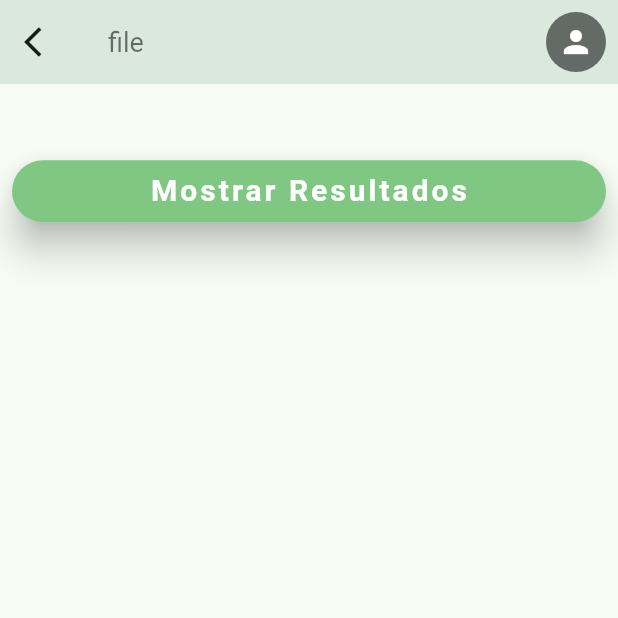
After one commit to IngAndresRincon/HermeticidadAPP, a Flutter app: the FilePage screen opened by its route, on a phone screen of 412 x 824 dp, the top half of it. The commit adds this screen. Run offline on Flutter 3.47's test engine with Material 2 defaults, Android fonts, the phone set to English and light mode, and no system bars; our stand-ins replace fluttertoast, syncfusion_flutter_charts.

Commit message:
Pagina para mostrar archivo .txt y limites de grafica

```diff
--- a/lib/Models/models.dart
+++ b/lib/Models/models.dart
@@ -83,4 +83,10 @@ class StorageFile {
     final file = await _localFile;
     return file.writeAsString(data); // Escribir archivo
   }
+
+  Future<void> appendTextToFile(String textToAppend) async {
+    final file = await _localFile;
+    final fileSink = file.openWrite(mode: FileMode.append);
+    fileSink.writeln(textToAppend);
+  }
 }
--- /dev/null
+++ b/lib/Page/showFilePage.dart
@@ -0,0 +1,90 @@
+import 'package:flutter/material.dart';
+import 'package:hermeticidadapp/Models/models.dart';
+import 'package:hermeticidadapp/Tools/complements.dart';
+import 'package:hermeticidadapp/Widgets/elevateButton.dart';
+
+class FilePage extends StatefulWidget {
+  FilePage({super.key});
+  final StorageFile storage = StorageFile();
+  @override
+  State<FilePage> createState() => _filePageState();
+}
+
+class _filePageState extends State<FilePage> {
+  String fileContent = "";
+
+  void showDataFile() async {
+    fileContent = await widget.storage.readFileData();
+    setState(() {});
+  }
+
+  @override
+  Widget build(BuildContext context) {
+    return Scaffold(
+        extendBodyBehindAppBar: true,
+        appBar: AppBar(
+          leading: IconButton(
+              onPressed: () {
+                Navigator.pop(context);
+              },
+              icon: const Icon(Icons.arrow_back_ios)),
+          elevation: 10,
+          title: const Text(
+            "file",
+            style: TextStyle(color: Colors.black54, fontSize: 18),
+          ),
+          actions: const [
+            Padding(
+              padding: EdgeInsets.all(8.0),
+              child: CircleAvatar(
+                radius: 20,
+                backgroundColor: Colors.black54,
+                child: Icon(
+                  Icons.person,
+                  color: Colors.white,
+                ),
+              ),
+            )
+          ],
+        ),
+        body: CustomScrollView(
+          slivers: <Widget>[
+            SliverPadding(
+              padding: const EdgeInsets.all(8),
+              sliver: SliverList(
+                delegate: SliverChildListDelegate(
+                  <Widget>[
+                    Container(
+                      height: getScreenSize(context).height * 0.12,
+                    ),
+                    CustomerElevateButton(
+                        onPressed: showDataFile,
+                        texto: "Mostrar Resultados",
+                        colorTexto: Colors.white,
+                        colorButton: Colors.green.shade300,
+                        height: .05,
+                        width: .45),
+                    const SizedBox(
+                      height: 20,
+                    ),
+                    Column(
+                      mainAxisAlignment: MainAxisAlignment.center,
+                      children: [
+                        Text(
+                          fileContent,
+                          style: const TextStyle(
+                              letterSpacing: 4,
+                              fontSize: 16,
+                              color: Colors.black,
+                              fontWeight: FontWeight.w500),
+                        )
+                      ],
+                    ),
+                  ],
+                ),
+              ),
+            ),
+          ],
+        ));
+  }
+}
--- a/lib/main.dart
+++ b/lib/main.dart
@@ -1,4 +1,5 @@
 import 'package:flutter/material.dart';
+import 'package:hermeticidadapp/Page/showFilePage.dart';
 import 'package:hermeticidadapp/Page/testPage.dart';
 
 import 'Page/homePage.dart';
@@ -23,6 +24,7 @@ class MyApp extends StatelessWidget {
         'login': (context) => const LoginPage(),
         'home': (context) => const HomePage(),
         'test': (context) => TestPage(),
+        'file': (context) => FilePage(),
       },
       initialRoute: 'splash',
       theme: ThemeData(
```
Also changed, not shown: lib/Page/testPage.dart (+17 -10 lines).
